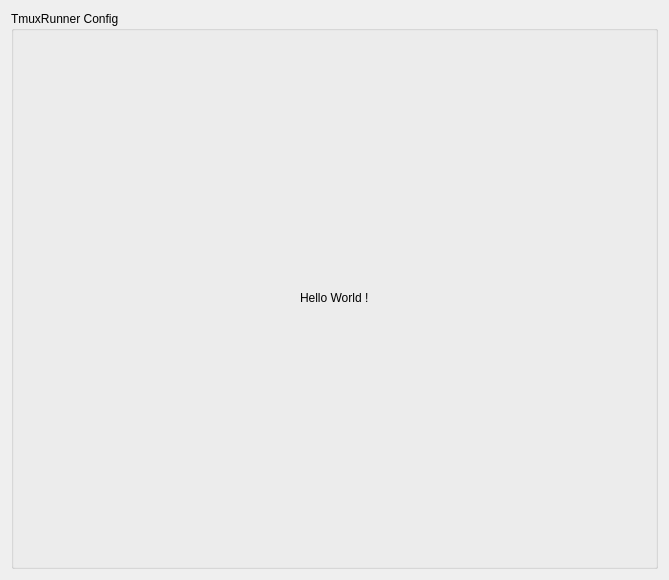
First picture: the form in src/config/tmuxrunner_config.ui, repository alex1701c/TmuxRunner, before the edit.
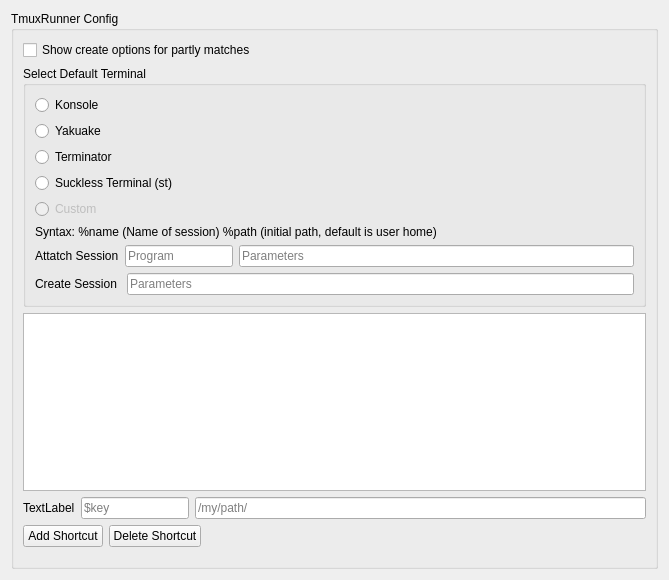
Second picture: the form after the edit.

Commit message: Configure ui, set current values

Patch:
```diff
--- a/src/config/tmuxrunner_config.ui
+++ b/src/config/tmuxrunner_config.ui
@@ -36,13 +36,189 @@
       <string>TmuxRunner Config</string>
      </property>
      <layout class="QVBoxLayout" name="verticalLayout_4">
-      <item alignment="Qt::AlignHCenter|Qt::AlignVCenter">
-       <widget class="QLabel" name="label">
+      <item>
+       <widget class="QCheckBox" name="partlyMatchesOption">
         <property name="text">
-         <string>Hello World !</string>
+         <string>Show create options for partly matches</string>
         </property>
        </widget>
       </item>
+      <item>
+       <widget class="QGroupBox" name="groupBox">
+        <property name="title">
+         <string>Select Default Terminal</string>
+        </property>
+        <layout class="QVBoxLayout" name="verticalLayout_2">
+         <item>
+          <layout class="QVBoxLayout" name="options">
+           <item>
+            <widget class="QRadioButton" name="optionKonsole">
+             <property name="text">
+              <string>Konsole</string>
+             </property>
+            </widget>
+           </item>
+           <item>
+            <widget class="QRadioButton" name="optionYakuake">
+             <property name="text">
+              <string>Yakuake</string>
+             </property>
+            </widget>
+           </item>
+           <item>
+            <widget class="QRadioButton" name="optionTerminator">
+             <property name="text">
+              <string>Terminator</string>
+             </property>
+            </widget>
+           </item>
+           <item>
+            <widget class="QRadioButton" name="optionSucklessTerminal">
+             <property name="text">
+              <string>Suckless Terminal (st)</string>
+             </property>
+            </widget>
+           </item>
+           <item>
+            <widget class="QRadioButton" name="optionCustom">
+             <property name="enabled">
+              <bool>false</bool>
+             </property>
+             <property name="text">
+              <string>Custom</string>
+             </property>
+            </widget>
+           </item>
+          </layout>
+         </item>
+         <item>
+          <widget class="QLabel" name="syntaxExplainLabel">
+           <property name="text">
+            <string>Syntax: %name (Name of session) %path (initial path, default is user home)</string>
+           </property>
+          </widget>
+         </item>
+         <item>
+          <layout class="QHBoxLayout" name="horizontalLayout_2">
+           <item>
+            <widget class="QLabel" name="attatchSessionLabel">
+             <property name="text">
+              <string>Attatch Session</string>
+             </property>
+            </widget>
+           </item>
+           <item alignment="Qt::AlignLeft">
+            <widget class="QLineEdit" name="attatchSessionProgram">
+             <property name="placeholderText">
+              <string>Program</string>
+             </property>
+            </widget>
+           </item>
+           <item>
+            <widget class="QLineEdit" name="attatchSessionParameters">
+             <property name="placeholderText">
+              <string>Parameters</string>
+             </property>
+            </widget>
+           </item>
+          </layout>
+         </item>
+         <item>
+          <layout class="QHBoxLayout" name="horizontalLayout">
+           <item>
+            <widget class="QLabel" name="createSessionLabel">
+             <property name="text">
+              <string>Create Session </string>
+             </property>
+            </widget>
+           </item>
+           <item>
+            <widget class="QLineEdit" name="createSessionParameters">
+             <property name="placeholderText">
+              <string>Parameters</string>
+             </property>
+            </widget>
+           </item>
+          </layout>
+         </item>
+        </layout>
+       </widget>
+      </item>
+      <item>
+       <widget class="QListWidget" name="shortcutList"/>
+      </item>
+      <item>
+       <layout class="QHBoxLayout" name="horizontalLayout_3">
+        <item>
+         <widget class="QLabel" name="label">
+          <property name="text">
+           <string>TextLabel</string>
+          </property>
+         </widget>
+        </item>
+        <item alignment="Qt::AlignLeft">
+         <widget class="QLineEdit" name="shortcutKey">
+          <property name="placeholderText">
+           <string>$key</string>
+          </property>
+         </widget>
+        </item>
+        <item>
+         <widget class="QLineEdit" name="shortcutPath">
+          <property name="placeholderText">
+           <string>/my/path/</string>
+          </property>
+         </widget>
+        </item>
+       </layout>
+      </item>
+      <item>
+       <layout class="QHBoxLayout" name="horizontalLayout_4">
+        <item>
+         <widget class="QPushButton" name="shortcutAddButton">
+          <property name="text">
+           <string>Add Shortcut</string>
+          </property>
+         </widget>
+        </item>
+        <item alignment="Qt::AlignLeft">
+         <widget class="QPushButton" name="shortcutDeleteButton">
+          <property name="text">
+           <string>Delete Shortcut</string>
+          </property>
+         </widget>
+        </item>
+        <item>
+         <spacer name="horizontalSpacer">
+          <property name="orientation">
+           <enum>Qt::Horizontal</enum>
+          </property>
+          <property name="sizeHint" stdset="0">
+           <size>
+            <width>40</width>
+            <height>20</height>
+           </size>
+          </property>
+         </spacer>
+        </item>
+       </layout>
+      </item>
+      <item>
+       <spacer name="verticalSpacer">
+        <property name="orientation">
+         <enum>Qt::Vertical</enum>
+        </property>
+        <property name="sizeType">
+         <enum>QSizePolicy::Fixed</enum>
+        </property>
+        <property name="sizeHint" stdset="0">
+         <size>
+          <width>0</width>
+          <height>10</height>
+         </size>
+        </property>
+       </spacer>
+      </item>
      </layout>
     </widget>
    </item>
```
The commit also changes 3 other files.
